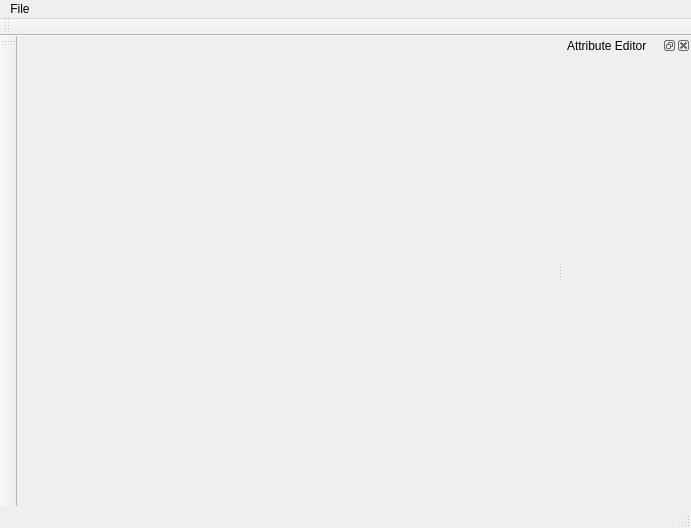
Above: visual_studio/QtOpenGL_Template/MainWindow.ui from ShenyaoKe/QtOpenGL_Template before the change. Below: the same form after it.
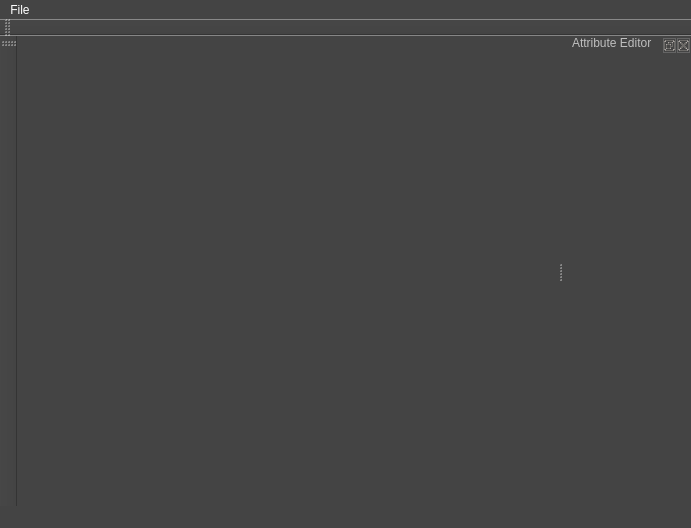
That is the form after the change. Icons and pictures are not drawn.

Commit message: change ui stylesheet to dark theme

Diff of the .ui file:
```diff
--- a/visual_studio/QtOpenGL_Template/MainWindow.ui
+++ b/visual_studio/QtOpenGL_Template/MainWindow.ui
@@ -13,6 +13,170 @@
   <property name="windowTitle">
    <string>MainWindow</string>
   </property>
+  <property name="styleSheet">
+   <string notr="true">QMainWindow
+{
+	color: #BFBFBF;
+	background-color: #444444;
+}
+QWidget
+{
+	color: #BFBFBF;
+	background-color: #444444;
+}
+QWidget:item:hover
+{
+    background-color: #5285A6;
+    color: #FFFFFF;
+}
+/*------------------------MenuBar Menu----------------------------------------*/
+QMenuBar::item
+{
+    color: #FFFFFF;
+    background: transparent;
+}
+
+QMenuBar::item:selected
+{
+    background: #5285A6;
+    /*border: 1px solid #5285A6;*/
+}
+
+QMenuBar::item:pressed
+{
+    background: #444;
+    border: 1px solid #000;
+    background-color: #5285A6;
+    margin-bottom:-1px;
+    padding-bottom:1px;
+}
+QMenu::item:selected
+{
+    color: #FFFFFF;
+    background-color: #5285A6;
+}
+QMenu::item:hover
+{
+    color: #5285A6;
+}
+/*------------------------ComboBox----------------------------------------*/
+QComboBox {
+    border: 1px solid gray;
+    border-radius: 3px;
+    padding: 1px 18px 1px 3px;
+    min-width: 6em;
+}
+QComboBox:hover
+{
+	background: #5285A6;
+}
+
+QComboBox:editable {
+    background: #646464;
+}
+QComboBox:!editable {
+     background: #444444;
+}
+/* QComboBox gets the &quot;on&quot; state when the popup is open */
+QComboBox:!editable:on {
+    background: #646464;
+}
+QComboBox:on { /* shift the text when the popup opens */
+    padding-top: 3px;
+    padding-left: 4px;
+}
+QComboBox::down-arrow {
+    image: url(:/icons/dropArrow.png);
+}
+QComboBox::down-arrow:on { /* shift the arrow when popup is open */
+    top: 1px;
+    left: 1px;
+}
+/*Drop down*/
+QComboBox::drop-down,
+QComboBox::drop-down:hover,
+QComboBox::drop-down:on {
+    subcontrol-origin: padding;
+    subcontrol-position: top right;
+    width: 15px;
+    border-left-style: solid;
+    border-left-color: #646464;
+    border-left-width: 1px;
+}
+QComboBox QAbstractItemView {
+    selection-background-color: #5285A6;
+	outline:none;
+}
+/*---------------------------------------------------------*/
+QPushButton
+{
+    border: 1px solid gray;
+    border-radius: 3px;
+	min-width: 4em;
+	min-height: 2em;
+}
+QPushButton:hover
+{
+    background-color: #646464;
+}
+QPushButton:pressed{
+    
+    background-color: #5285A6;
+}
+/*---------------------------------------------------------*/
+/* Customize spin boxes. */
+
+QSpinBox {
+    background-color: #646464;
+}
+
+QSpinBox::up-button {
+    image: url(:/icons/arrowUp.png);
+    background-color: #444444;
+}
+
+QSpinBox::up-button:hover {
+    border-image: url(:/images/spinup_hover.png) 1;
+    background-color: #545454;
+}
+
+QSpinBox::up-button:pressed {
+    border-image: url(:/images/spinup_pressed.png) 1;
+    background-color: #646464;
+}
+
+QSpinBox::down-button {
+    image: url(:/icons/arrowDown.png);
+    background-color: #444444;
+}
+
+QSpinBox::down-button:hover {
+    border-image: url(:/images/spindown_hover.png) 1;
+    background-color: #545454;
+}
+
+QSpinBox::down-button:pressed {
+    border-image: url(:/images/spindown_pressed.png) 1;
+    background-color: #646464;
+}
+/*-------------------------------------------------------------*/
+QDockWidget {
+    border: 1px solid;
+}
+
+QDockWidget::title {
+	color: #FFFFFF;
+    text-align: left; /* align the text to the left */
+    background: #444444;
+    padding-left: 5px;
+    padding-bottom: 5px;
+}
+QDockWidget::close-button, QDockWidget::float-button {
+	color: #646464;
+    border: 1px solid #646464;
+    background: #444444;
+}</string>
+  </property>
   <widget class="QWidget" name="centralWidget">
    <layout class="QHBoxLayout" name="horizontalLayout">
     <item>
@@ -57,7 +221,7 @@
     <enum>TopToolBarArea</enum>
    </attribute>
    <attribute name="toolBarBreak">
-    <bool>false</bool>
+    <bool>true</bool>
    </attribute>
   </widget>
   <widget class="QDockWidget" name="attr_editor">
```
Left out of the diff: 34 changed lines with no effect on the pictures. The commit also changes 3 other files.
